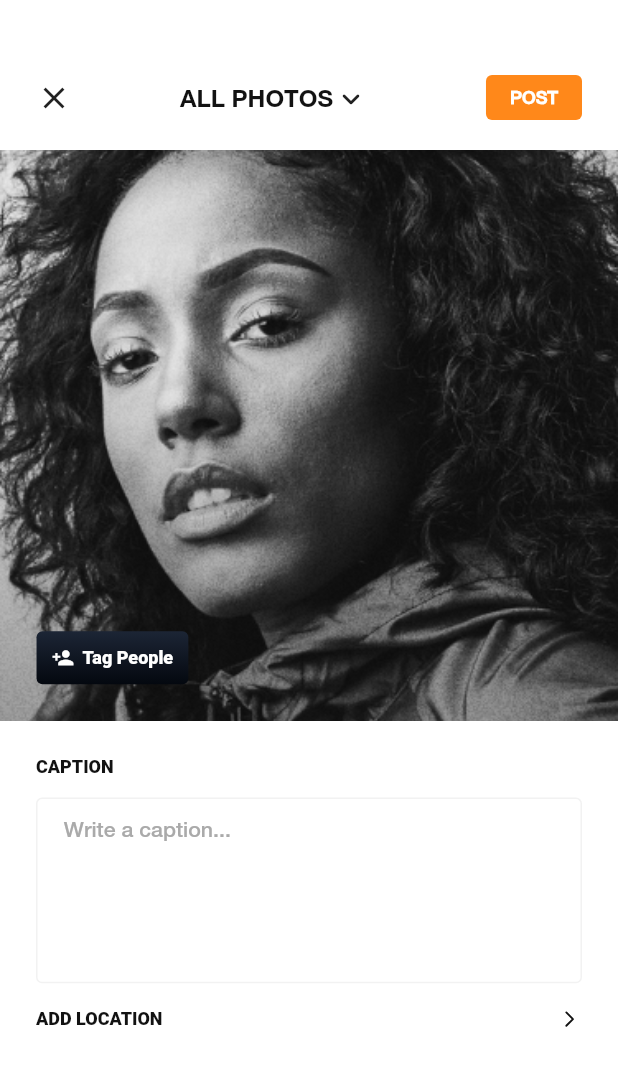
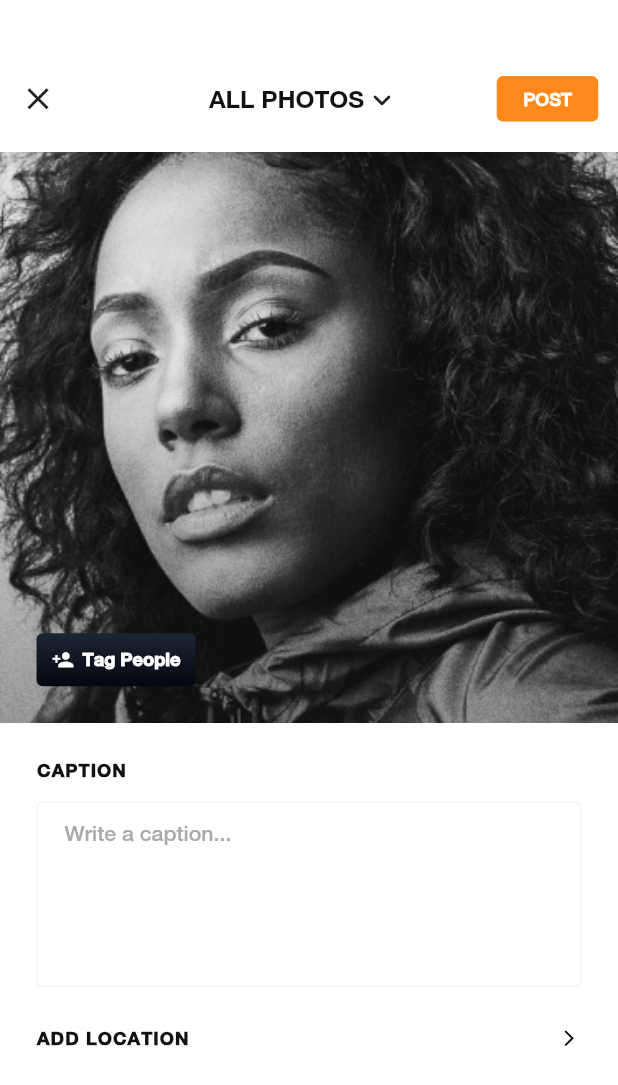
Before and after one commit to wolfsoftinternal/blac-chic-tech-mobile, a Flutter app: the CreatPost screen opened directly, on a phone screen of 412 x 824 dp. Shown: the top 1085 px of the screen. Run offline on Flutter 3.47's test engine with Material 2 defaults, Android fonts, the phone set to English and light mode, and no system bars; our stand-ins replace cached_network_image, chewie, circular_profile_avatar, cloud_firestore, connectivity, dotted_border and 17 more; missing offline and left inert: dart:ffi, flutter_paystack, google_place, material_tag_editor, photo_manager, wechat_assets_picker and 1 more; accounts and stored records are empty; network calls fail; Roboto replaces fonts that are missing (NeueHelvetica).

Commit message:
create post,tag people,chat list,add location,add venue address done by aakib

```diff
--- a/lib/Layout/ToolbarLocation.dart
+++ b/lib/Layout/ToolbarLocation.dart
@@ -68,7 +68,7 @@ ToolbarLocation(BuildContext context,String title,String subtitle){
                   textAlign: TextAlign.left
               ),
 
-              Image.asset(subtitle,width: 30.w,height: 30.h,fit: BoxFit.cover,),
+              SvgPicture.asset(icon_plus_chat_white),
             ],
           ),
         ),
--- a/lib/Screens/Home/CreateEvent/view/CreateEvent.dart
+++ b/lib/Screens/Home/CreateEvent/view/CreateEvent.dart
@@ -134,8 +134,8 @@ class _CreateEventState extends State<CreateEvent> {
                           child: Form(
                             key: eventKey,
                             child: Padding(
-                              padding: const EdgeInsets.only(
-                                  left: 24.0, right: 24.0),
+                              padding:  EdgeInsets.only(
+                                  left: 24.w, right: 24.w),
                               child: Column(
                                 crossAxisAlignment: CrossAxisAlignment.start,
                                 children: [
--- a/lib/Screens/Home/CreatePost/view/CreatPost.dart
+++ b/lib/Screens/Home/CreatePost/view/CreatPost.dart
@@ -46,11 +46,14 @@ class _CreatPostState extends State<CreatPost> {
             crossAxisAlignment: CrossAxisAlignment.start,
             children: [
               SizedBox(
-                height: 50,
+                height: 50.h,
               ),
               Padding(
-                padding: const EdgeInsets.only(left: 24.0, right: 24.0),
-                child: Row(
+                padding:  EdgeInsets.only(left: 12.w, right: 12.w),
+                child: Stack(
+                  children: [
+                    Row(
+                      mainAxisAlignment: MainAxisAlignment.spaceBetween,
                       children: [
                         InkWell(
                           onTap: () {
@@ -58,22 +61,10 @@ class _CreatPostState extends State<CreatPost> {
                           },
                           child: Icon(
                             Icons.close,
-                        size: 24,
+                            size: 24.r,
                           ),
                         ),
-                    Spacer(),
-                    Text('ALL PHOTOS',
-                        style: TextStyle(
-                            color: black_121212,
-                            fontFamily: helvetica_neu_bold,
-                            fontStyle: FontStyle.normal,
-                            fontSize: 16),
-                        textAlign: TextAlign.left),
-                    Stack(children: [
-                      Positioned(top: 4, child: Icon(Icons.expand_more_rounded)),
-                      SizedBox(height: 30, width: 30, child: MultiAssetsPage()),
-                    ]),
-                    Spacer(),
+
                         InkWell(
                           onTap: () {
                             if (controller.captionController.value.text.isEmpty) {
@@ -86,26 +77,47 @@ class _CreatPostState extends State<CreatPost> {
                           },
                           child: Container(
                             decoration: BoxDecoration(
-                            borderRadius: BorderRadius.circular(4),
+                                borderRadius: BorderRadius.circular(4.r),
                                 color: orange_ff881a),
                             child: Padding(
-                          padding: const EdgeInsets.only(
-                              left: 16, right: 16, top: 8, bottom: 8),
+                              padding:  EdgeInsets.only(
+                                  left: 16.w, right: 16.w, top: 8.h, bottom: 8.h),
                               child: Text('POST',
-                              style: const TextStyle(
-                                  color: Color(0xffffffff),
+                                  style:  TextStyle(
+                                      color: Colors.white,
                                       fontWeight: FontWeight.w900,
                                       fontFamily: helveticaNeueNeue_medium,
                                       fontStyle: FontStyle.normal,
-                                  fontSize: 12.0),
+                                      fontSize: 12.sp),
                                   textAlign: TextAlign.left),
                             ),
                           ),
                         ),
                       ],
                     ),
+
+                    Center(
+                      child: Row(
+                        mainAxisSize: MainAxisSize.min,
+                        children: [
+                          Text('ALL PHOTOS',
+                              style: TextStyle(
+                                  color: black_121212,
+                                  fontFamily: helvetica_neu_bold,
+                                  fontStyle: FontStyle.normal,
+                                  fontSize: 16.sp),
+                              textAlign: TextAlign.left),
+                          Stack(children: [
+                            Positioned(top: 4, child: Icon(Icons.expand_more_rounded)),
+                            SizedBox(height: 30, width: 30, child: MultiAssetsPage()),
+                          ]),
+                        ],
                       ),
-              SizedBox(height: 20),
+                    ),
+                  ],
+                ),
+              ),
+              SizedBox(height: 20.h),
               Stack(
                 alignment: Alignment.bottomLeft,
                 children: [
@@ -123,7 +135,7 @@ class _CreatPostState extends State<CreatPost> {
                       padding: EdgeInsets.all(24.r),
                       child: Container(
                         decoration: BoxDecoration(
-                          borderRadius: BorderRadius.circular(4),
+                          borderRadius: BorderRadius.circular(4.r),
                           gradient: LinearGradient(
                               colors: const [
                                 Color(0xFF1c2535),
@@ -149,12 +161,12 @@ class _CreatPostState extends State<CreatPost> {
                               ),
                               // Tag People
                               Text("Tag People",
-                                  style: const TextStyle(
-                                      color: Color(0xffffffff),
-                                      fontWeight: FontWeight.w900,
-                                      fontFamily: "NeueHelvetica",
+                                  style:  TextStyle(
+                                      color: Colors.white,
+                                      fontWeight: FontWeight.w600,
+                                      fontFamily: helvetica_neu_bold,
                                       fontStyle: FontStyle.normal,
-                                      fontSize: 12.0),
+                                      fontSize: 12.sp),
                                   textAlign: TextAlign.left)
                             ],
                           ),
@@ -165,7 +177,7 @@ class _CreatPostState extends State<CreatPost> {
                 ],
               ),
               Padding(
-                padding: EdgeInsets.all(24.0),
+                padding: EdgeInsets.all(24.r),
                 child: Column(
                   mainAxisAlignment: MainAxisAlignment.start,
                   crossAxisAlignment: CrossAxisAlignment.start,
@@ -175,9 +187,10 @@ class _CreatPostState extends State<CreatPost> {
                         style: TextStyle(
                             color: black_121212,
                             fontWeight: FontWeight.w900,
-                            fontFamily: "NeueHelvetica",
+                            fontFamily: helvetica_neu_bold,
                             fontStyle: FontStyle.normal,
-                            fontSize: 12.0),
+                            letterSpacing: 0.7,
+                            fontSize: 12.sp),
                         textAlign: TextAlign.left),
 
                     SizedBox(
@@ -230,7 +243,7 @@ class _CreatPostState extends State<CreatPost> {
                     ),
 
                     SizedBox(
-                      height: 16.h,
+                      height: 26.h,
                     ),
 
                     GestureDetector(
@@ -244,9 +257,10 @@ class _CreatPostState extends State<CreatPost> {
                               style: TextStyle(
                                   color: black_121212,
                                   fontWeight: FontWeight.w900,
-                                  fontFamily: "NeueHelvetica",
+                                  fontFamily: helvetica_neu_bold,
                                   fontStyle: FontStyle.normal,
-                                  fontSize: 12.0),
+                                  letterSpacing: 0.7,
+                                  fontSize: 12.sp),
                               textAlign: TextAlign.left),
                           RotatedBox(
                               quarterTurns: 90,
--- a/lib/Screens/Home/Profile/view/PostDetail.dart
+++ b/lib/Screens/Home/Profile/view/PostDetail.dart
@@ -209,7 +209,7 @@ class _PostDetailState extends State<PostDetail> {
                             Stack(
                               children: [
                                 SizedBox(
-                                  height: 300.h,
+                                  height: 270.h,
                                   width: MediaQuery.of(context).size.width,
                                   child: controller
                                               .postList[index].image ==
--- a/lib/Screens/Home/Profile/view/ProfileTab.dart
+++ b/lib/Screens/Home/Profile/view/ProfileTab.dart
@@ -52,7 +52,7 @@ class _ProfileTabState extends State<ProfileTab> {
                 child: Expanded(
                   flex: 1,
                   child: ListView(
-                    physics: NeverScrollableScrollPhysics(), // <-- this will disable scroll
+                    physics: ScrollPhysics(), // <-- this will disable scroll
                     shrinkWrap: true,
                     padding: EdgeInsets.all(0),
                     children: [
--- a/lib/Styles/my_icons.dart
+++ b/lib/Styles/my_icons.dart
@@ -22,6 +22,8 @@ const icon_instagram = 'assets/images/instagram.png';
 const icon_twitter = 'assets/images/twitter.png';
 const search = 'assets/images/search.svg';
 const plus = 'assets/images/plus.svg';
+const icon_plus_chat = 'assets/images/icon_plus_chat.svg';
+const icon_plus_chat_white = 'assets/images/icon_plus_chat_white.svg';
 const placeholder = 'assets/images/placeholder.svg';
 const add_icon = 'assets/images/add.svg';
 const settings_icon = 'assets/images/settings.svg';
```
Also changed, not shown: lib/Screens/Home/CreateEvent/view/CreatEventUploadImage.dart (+15 -15 lines), lib/Screens/Home/CreatePost/view/PostLocation.dart (+5 -4 lines), lib/Screens/Home/CreatePost/view/TagPeople.dart (+31 -35 lines), lib/Screens/Home/Profile/view/PostTab.dart (+15 -3 lines), lib/Screens/Home/Settings/view/EditProfile.dart (+25 -43 lines), lib/Screens/Home/chat_module/friend_list.dart (+83 -56 lines), lib/Widget/AddLocationView.dart (+4 -3 lines), assets/images/icon_plus_chat.svg (added), assets/images/icon_plus_chat_white.svg (added), assets/images/plus_white.svg (added). Lines whose indentation alone changed are shown as unchanged.
